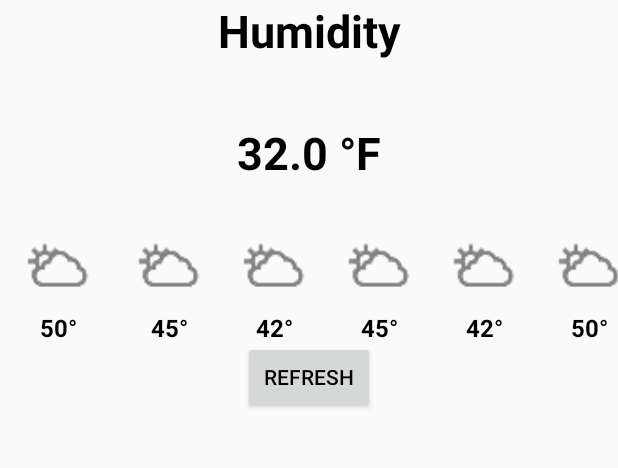
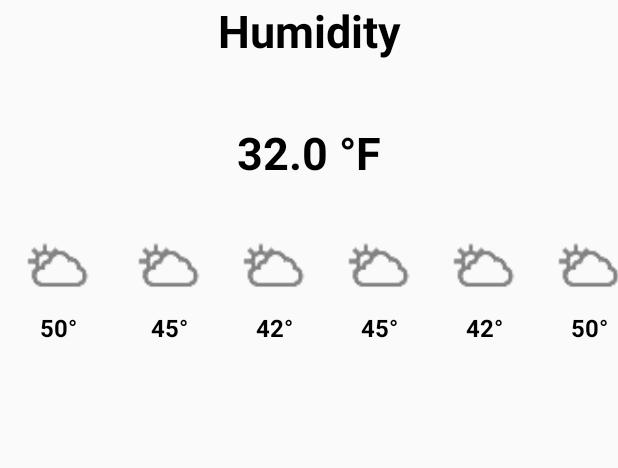
Before and after one commit to s4mk227/csc415weather, an Android app: the screen it shows after launch (DisplayWeather), on a phone screen of 412 x 824 dp, the part 405-873 px from its top. Run offline under Robolectric (Android 15) with nearby library versions, the light colour scheme and no system bars; our stand-ins replace Picasso; pictures from the network do not load; 9 statements that could not run were skipped.

Commit message:
Remove Refresh Button
Remove Refresh Button.

```diff
--- a/WeatherApplication/app/src/main/res/layout/activity_display_weather.xml
+++ b/WeatherApplication/app/src/main/res/layout/activity_display_weather.xml
@@ -19,14 +19,6 @@
     android:orientation="vertical"
     android:id="@+id/activity_main"
     tools:context="androidclassproject.weatherapplication.DisplayWeather">
-
-    <Button
-        android:layout_width="wrap_content"
-        android:layout_height="wrap_content"
-        android:layout_centerHorizontal="true"
-        android:text="@string/btRefresh"
-        android:id="@+id/refreshButton"
-        android:layout_below="@+id/weatherSpan"/>
 
     <TextView
 
```
